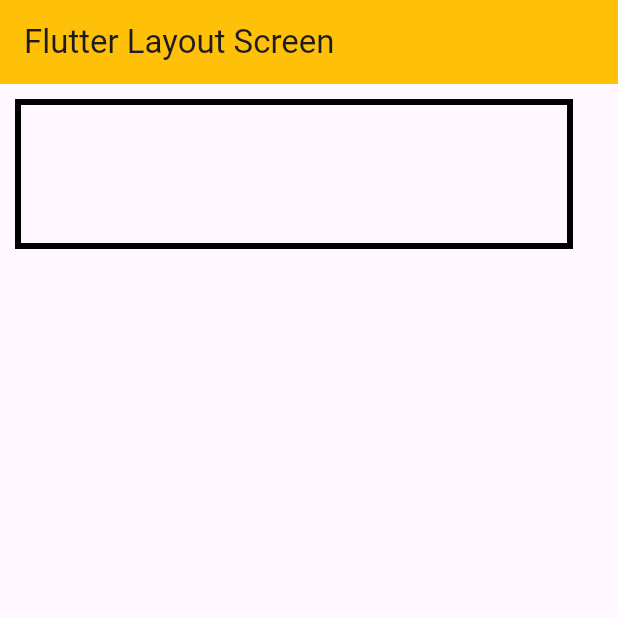
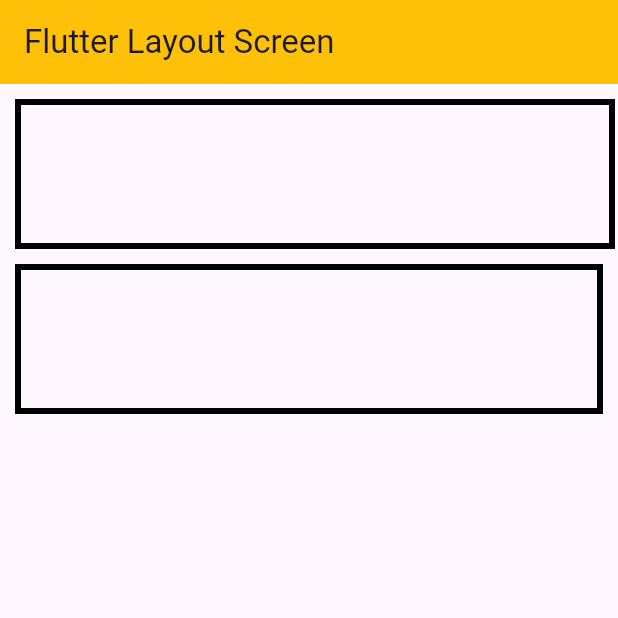
Before and after one commit to Aaysuh-Subedi/flutterClass, a Flutter app: the screen it shows after launch, on a phone screen of 412 x 824 dp, the top half of it. Run offline on Flutter 3.47's test engine with Material 3 defaults, Android fonts, the phone set to English and light mode, and no system bars.

Commit message:
layout screen

```diff
--- a/lib/screens/flutterlayoutScreen.dart
+++ b/lib/screens/flutterlayoutScreen.dart
@@ -12,12 +12,26 @@ class FlutterLayoutScreen extends StatelessWidget {
       ),
 
       body: Padding(
-        padding: EdgeInsetsGeometry.all(10),
-        child: Row(
+        padding: EdgeInsets.all(10),
+        child: Column(
           children: [
+            Row(
+              children: [
+                Container(
+                  height: 100,
+                  width: 400,
+
+                  decoration: BoxDecoration(
+                    // color: Colors.lightBlueAccent,
+                    border: Border.all(color: Colors.black, width: 4),
+                  ),
+                ),
+              ],
+            ),
+            SizedBox(height: 10),
             Container(
               height: 100,
-              width: 372,
+              width: 400,
 
               decoration: BoxDecoration(
                 // color: Colors.lightBlueAccent,
```
